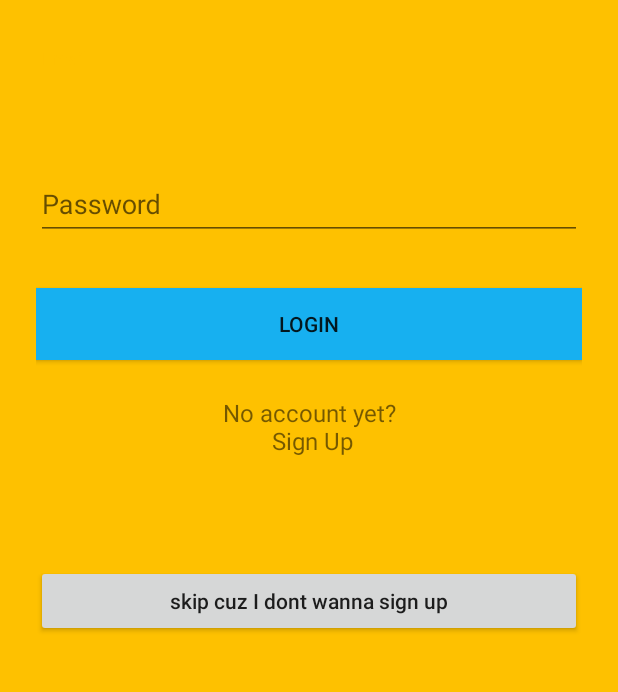
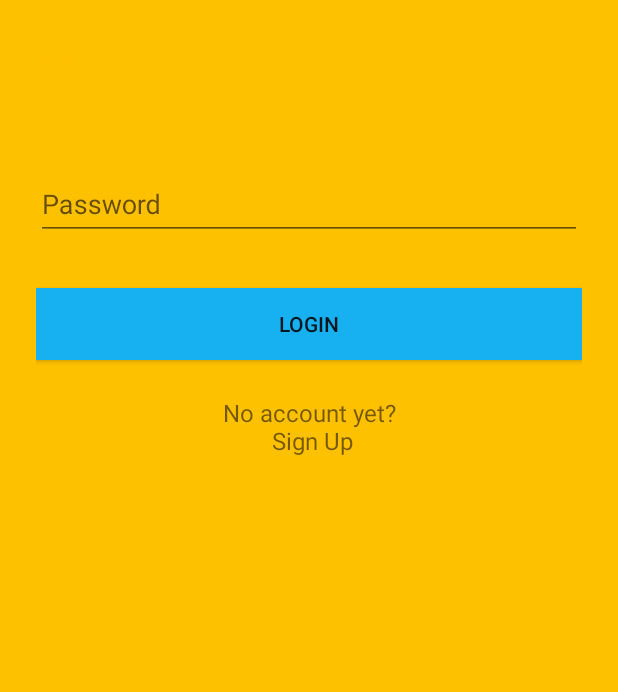
Before and after one commit to Qusid/Park, an Android app: the screen it shows after launch (LoginActivity), on a phone screen of 412 x 824 dp, the part 192-884 px from its top. Run offline under Robolectric (Android 15) with nearby library versions, the phone set to English and light mode, and no system bars; our stand-ins replace Firebase (no records; nobody signed in at launch, a user with empty details on screens opened directly).

Commit message:
Firebase Update
>i removed the skip login button as it will cause problem with firebase

>the Park button now works. it store the loction and firebase uid in the firebase realtime data base

>i added a alert box when you park to avoid park by mistakes.

```diff
--- a/app/src/main/res/layout/activity_login.xml
+++ b/app/src/main/res/layout/activity_login.xml
@@ -78,13 +78,5 @@
             android:layout_height="wrap_content"
             android:visibility="invisible" />
 
-        <Button
-            android:id="@+id/button2"
-            android:layout_width="match_parent"
-            android:layout_height="wrap_content"
-            android:onClick="goToMain"
-            android:text="skip cuz I dont wanna sign up"
-            android:textAppearance="@style/TextAppearance.AppCompat.Body2" />
-
     </LinearLayout>
 </ScrollView>
```
Also changed, not shown: app/src/main/java/com/example/park/MainActivity.kt (+71 -9 lines).
